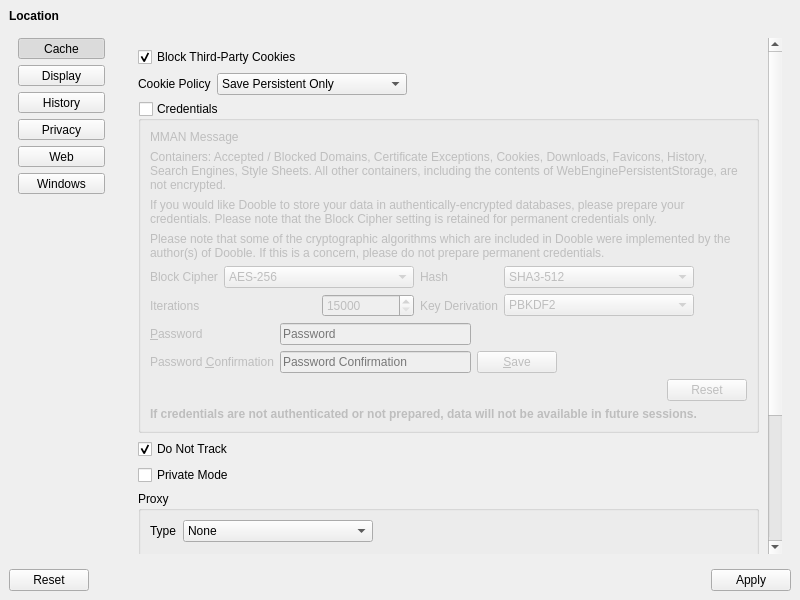
textbrowser/dooble, file UI/dooble_settings.ui: the form before one commit.
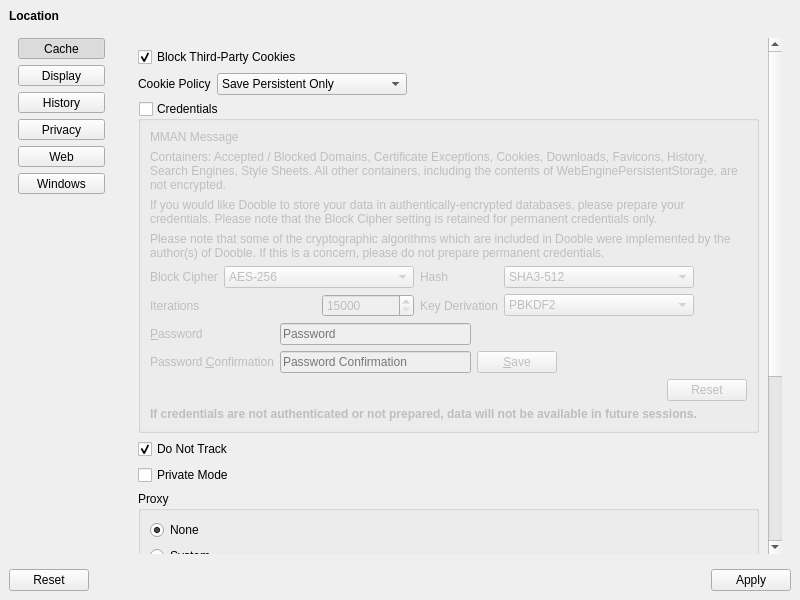
The form after the commit. The open tabs and pages were chosen to show the change. Icons and pictures are not drawn.

Commit message: Nicer proxy layout.

Diff of the .ui file:
```diff
--- a/UI/dooble_settings.ui
+++ b/UI/dooble_settings.ui
@@ -1102,9 +1102,9 @@
              <property name="geometry">
               <rect>
                <x>0</x>
-               <y>0</y>
+               <y>-481</y>
                <width>681</width>
-               <height>990</height>
+               <height>1085</height>
               </rect>
              </property>
              <layout class="QVBoxLayout" name="verticalLayout_8">
@@ -1487,62 +1487,47 @@
                 </property>
                 <layout class="QVBoxLayout" name="verticalLayout_9">
                  <item>
-                  <layout class="QHBoxLayout" name="horizontalLayout_9">
-                   <item>
-                    <widget class="QLabel" name="label_14">
+                  <layout class="QGridLayout" name="gridLayout_6">
+                   <item row="4" column="0">
+                    <widget class="QRadioButton" name="proxy_socks5">
                      <property name="text">
-                      <string>Type</string>
+                      <string>Socks5</string>
                      </property>
                      <property name="buddy">
                       <cstring>proxy_type</cstring>
                      </property>
                     </widget>
                    </item>
-                   <item>
-                    <widget class="QComboBox" name="proxy_type">
-                     <property name="currentIndex">
-                      <number>1</number>
+                   <item row="1" column="0">
+                    <widget class="QRadioButton" name="proxy_system">
+                     <property name="text">
+                      <string>System</string>
                      </property>
-                     <property name="sizeAdjustPolicy">
-                      <enum>QComboBox::AdjustToContents</enum>
-                     </property>
-                     <property name="minimumContentsLength">
-                      <number>20</number>
-                     </property>
-                     <item>
-                      <property name="text">
-                       <string>HTTP</string>
-                      </property>
-                     </item>
-                     <item>
-                      <property name="text">
-                       <string>None</string>
-                      </property>
-                     </item>
-                     <item>
-                      <property name="text">
-                       <string>Socks5</string>
-                      </property>
-                     </item>
-                     <item>
-                      <property name="text">
-                       <string>System</string>
-                      </property>
-                     </item>
                     </widget>
                    </item>
-                   <item>
-                    <spacer name="horizontalSpacer_10">
+                   <item row="2" column="0">
+                    <widget class="Line" name="line">
                      <property name="orientation">
                       <enum>Qt::Horizontal</enum>
                      </property>
-                     <property name="sizeHint" stdset="0">
-                      <size>
-                       <width>40</width>
-                       <height>20</height>
-                      </size>
+                    </widget>
+                   </item>
+                   <item row="3" column="0">
+                    <widget class="QRadioButton" name="proxy_http">
+                     <property name="text">
+                      <string>HTTP</string>
                      </property>
-                    </spacer>
+                    </widget>
+                   </item>
+                   <item row="0" column="0">
+                    <widget class="QRadioButton" name="proxy_none">
+                     <property name="text">
+                      <string>None</string>
+                     </property>
+                     <property name="checked">
+                      <bool>true</bool>
+                     </property>
+                    </widget>
                    </item>
                   </layout>
                  </item>
```
Left out of the diff: 8 changed lines with no effect on the pictures. The commit also changes 3 other files.
